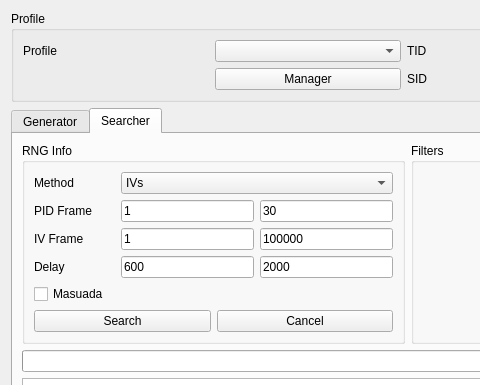
Above: Forms/Gen4/Eggs4.ui from Admiral-Fish/PokeFinder before the change; both pictures show x 0 to 480 and y 0 to 385 of the 1200 by 700 pixel window. Below: the same form after it.
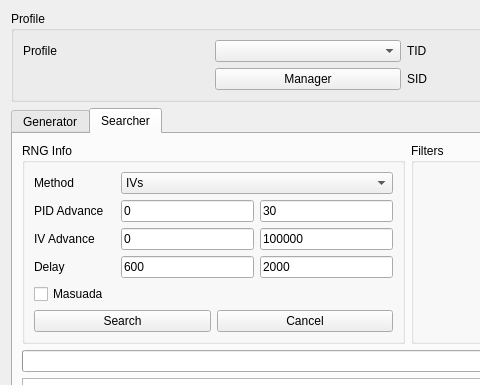
That is the form after the change. The open tabs and pages were chosen to show the change. Custom widgets are drawn as their Qt base class.

Commit message: Rename frame to advance, and start from advance 0

```diff
--- a/Forms/Gen4/Eggs4.ui
+++ b/Forms/Gen4/Eggs4.ui
@@ -296,7 +296,7 @@
           <item row="1" column="2">
            <widget class="TextBox" name="textBoxSearcherPIDMinFrame">
             <property name="text">
-             <string notr="true">1</string>
+             <string notr="true">0</string>
             </property>
             <property name="maxLength">
              <number>10</number>
@@ -324,7 +324,7 @@
           <item row="2" column="2">
            <widget class="TextBox" name="textBoxSearcherIVMinFrame">
             <property name="text">
-             <string notr="true">1</string>
+             <string notr="true">0</string>
             </property>
             <property name="maxLength">
              <number>10</number>
@@ -363,14 +363,14 @@
           <item row="1" column="0">
            <widget class="QLabel" name="labelSearcherPIDFrame">
             <property name="text">
-             <string>PID Frame</string>
+             <string>PID Advance</string>
             </property>
            </widget>
           </item>
           <item row="2" column="0">
            <widget class="QLabel" name="labelSearcherIVFrame">
             <property name="text">
-             <string>IV Frame</string>
+             <string>IV Advance</string>
             </property>
            </widget>
           </item>
```
Left out of the diff: 30 changed lines with no effect on the pictures. The commit also changes 272 other files.
